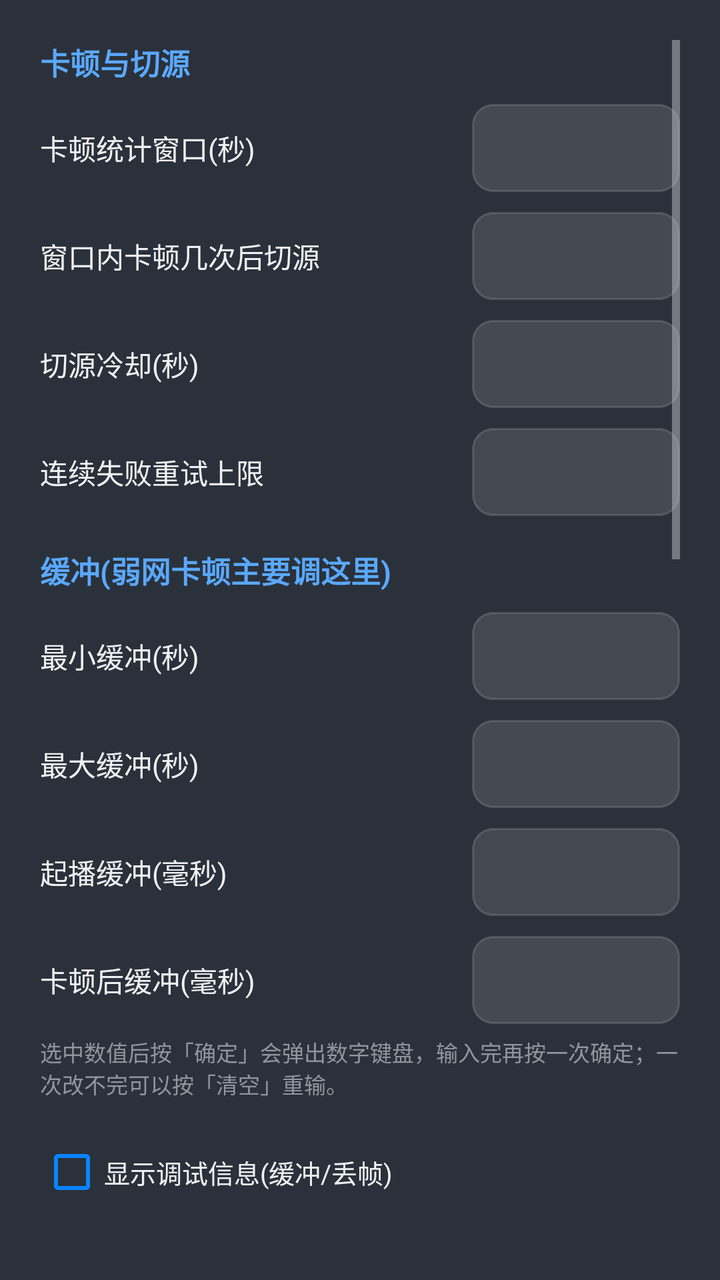
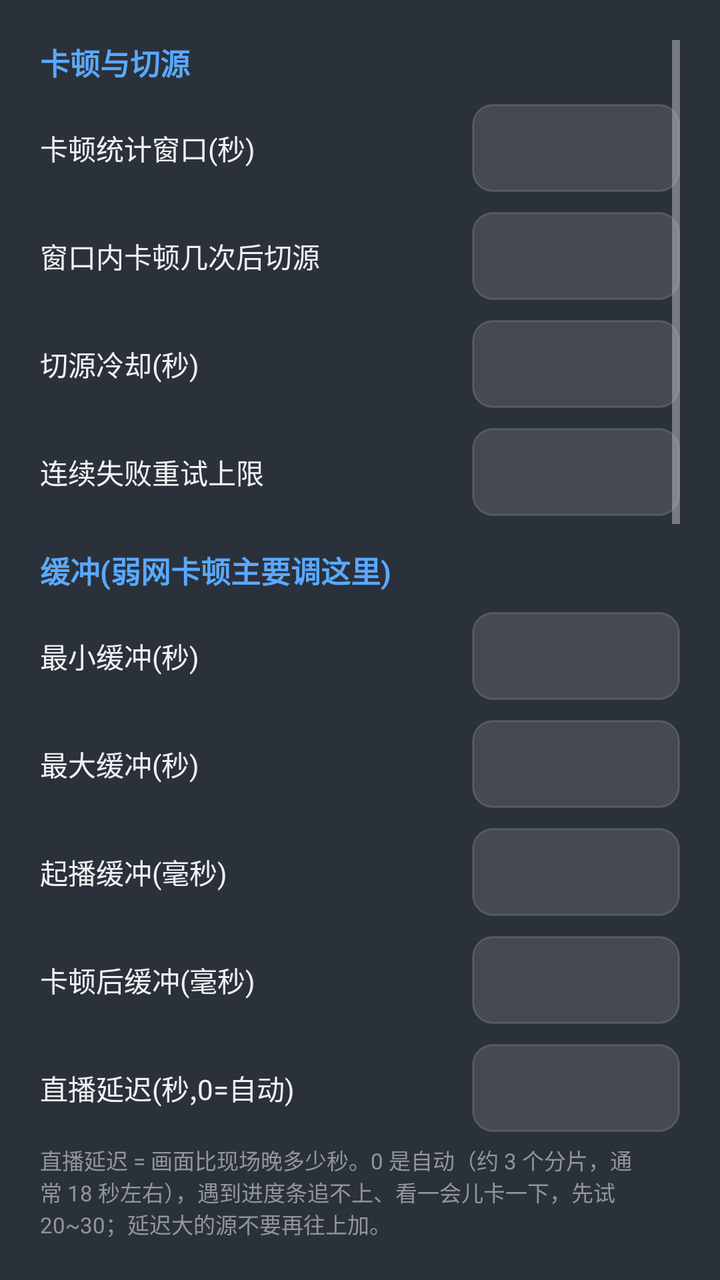

An Android layout rendered at two revisions. The XML below is the earlier revision; the diff shows what the commit changed to produce the second picture.
<!-- AndroidManifest.xml: application theme Theme.IPTVPlayer -->
<!-- res/layout/dialog_settings.xml -->
<?xml version="1.0" encoding="utf-8"?>
<ScrollView xmlns:android="http://schemas.android.com/apk/res/android"
    android:layout_width="match_parent"
    android:layout_height="wrap_content"
    android:padding="20dp">

    <LinearLayout
        android:layout_width="match_parent"
        android:layout_height="wrap_content"
        android:orientation="vertical">

        <TextView
            android:layout_width="match_parent"
            android:layout_height="wrap_content"
            android:text="卡顿与切源"
            android:textSize="15sp"
            android:textStyle="bold"
            android:textColor="@color/primary" />

        
        <LinearLayout style="@style/SettingRow">
            <TextView style="@style/SettingLabel" android:text="卡顿统计窗口(秒)" />
            <TextView android:id="@+id/vStallWindow" style="@style/SettingValue" />
        </LinearLayout>

        
        <LinearLayout style="@style/SettingRow">
            <TextView style="@style/SettingLabel" android:text="窗口内卡顿几次后切源" />
            <TextView android:id="@+id/vStallCount" style="@style/SettingValue" />
        </LinearLayout>

        
        <LinearLayout style="@style/SettingRow">
            <TextView style="@style/SettingLabel" android:text="切源冷却(秒)" />
            <TextView android:id="@+id/vCooldown" style="@style/SettingValue" />
        </LinearLayout>

        
        <LinearLayout style="@style/SettingRow">
            <TextView style="@style/SettingLabel" android:text="连续失败重试上限" />
            <TextView android:id="@+id/vMaxRetry" style="@style/SettingValue" />
        </LinearLayout>

        <TextView
            android:layout_width="match_parent"
            android:layout_height="wrap_content"
            android:layout_marginTop="16dp"
            android:text="缓冲(弱网卡顿主要调这里)"
            android:textSize="15sp"
            android:textStyle="bold"
            android:textColor="@color/primary" />

        
        <LinearLayout style="@style/SettingRow">
            <TextView style="@style/SettingLabel" android:text="最小缓冲(秒)" />
            <TextView android:id="@+id/vBufferMin" style="@style/SettingValue" />
        </LinearLayout>

        
        <LinearLayout style="@style/SettingRow">
            <TextView style="@style/SettingLabel" android:text="最大缓冲(秒)" />
            <TextView android:id="@+id/vBufferMax" style="@style/SettingValue" />
        </LinearLayout>

        
        <LinearLayout style="@style/SettingRow">
            <TextView style="@style/SettingLabel" android:text="起播缓冲(毫秒)" />
            <TextView android:id="@+id/vPlayStart" style="@style/SettingValue" />
        </LinearLayout>

        
        <LinearLayout style="@style/SettingRow">
            <TextView style="@style/SettingLabel" android:text="卡顿后缓冲(毫秒)" />
            <TextView android:id="@+id/vRebuffer" style="@style/SettingValue" />
        </LinearLayout>

        <TextView
            android:layout_width="match_parent"
            android:layout_height="wrap_content"
            android:layout_marginTop="6dp"
            android:text="选中数值后按「确定」会弹出数字键盘，输入完再按一次确定；一次改不完可以按「清空」重输。"
            android:textSize="11sp"
            android:textColor="@color/text_hint" />

        <CheckBox
            android:id="@+id/cbShowStats"
            android:layout_width="match_parent"
            android:layout_height="wrap_content"
            android:layout_marginTop="12dp"
            android:buttonTint="@color/brand_cyan"
            android:text="显示调试信息(缓冲/丢帧)"
            android:textColor="@color/text_primary"
            android:textSize="13sp" />

        <TextView
            android:layout_width="match_parent"
            android:layout_height="wrap_content"
            android:layout_marginTop="16dp"
            android:text="画面与解码"
            android:textSize="15sp"
            android:textStyle="bold"
            android:textColor="@color/primary" />

        
        <LinearLayout style="@style/SettingRow">
            <TextView style="@style/SettingLabel" android:text="画面比例" />
            <Spinner
                android:id="@+id/spZoomMode"
                android:layout_width="170dp"
                android:layout_height="wrap_content"
                android:entries="@array/zoom_mode_labels" />
        </LinearLayout>

        
        <LinearLayout style="@style/SettingRow">
            <TextView style="@style/SettingLabel" android:text="自定义缩放(50-200%)" />
            <TextView android:id="@+id/vZoomScale" style="@style/SettingValue" />
        </LinearLayout>

        
        <CheckBox
            android:id="@+id/cbAutoCrop"
            android:layout_width="match_parent"
            android:layout_height="wrap_content"
            android:layout_marginTop="10dp"
            android:buttonTint="@color/brand_cyan"
            android:text="自动去黑边（比例不符时裁切铺满）"
            android:textColor="@color/text_primary"
            android:textSize="13sp" />

        
        <LinearLayout style="@style/SettingRow">
            <TextView style="@style/SettingLabel" android:text="去黑边档位" />
            <Spinner
                android:id="@+id/spCropStrength"
                android:layout_width="170dp"
                android:layout_height="wrap_content"
                android:entries="@array/auto_crop_strength_labels" />
        </LinearLayout>

        <TextView
            android:layout_width="match_parent"
            android:layout_height="wrap_content"
            android:layout_marginTop="4dp"
            android:text="「自动」按设备屏幕形状算，主内核和软解内核用的是同一套规则：屏幕与画面比例差在 1.4 倍以内（手机横屏看 16:9 ≈1.22、电视看 4:3 ≈1.33），就裁掉一点点边缘铺满，黑边消失、画面几乎看不出被裁；差得太多（手机看 4:3 ≈1.63，要裁掉近四成高度），就保持原比例居中，宁可有黑边也不切画面。上下黑边的宽银幕片源不动。想自己定：一律裁切 / 保留原比例 / 一律拉伸。选裁切/拉伸/自定义缩放时，本项不生效。"
            android:textSize="11sp"
            android:textColor="@color/text_secondary" />

        
        <LinearLayout style="@style/SettingRow">
            <TextView style="@style/SettingLabel" android:text="解码器优先" />
            <Spinner
                android:id="@+id/spDecoder"
                android:layout_width="170dp"
                android:layout_height="wrap_content"
                android:entries="@array/decoder_labels" />
        </LinearLayout>

        
        <LinearLayout style="@style/SettingRow">
            <TextView style="@style/SettingLabel" android:text="渲染方式" />
            <Spinner
                android:id="@+id/spRender"
                android:layout_width="170dp"
                android:layout_height="wrap_content"
                android:entries="@array/render_labels" />
        </LinearLayout>

        
        <CheckBox
            android:id="@+id/cbAudio"
            android:layout_width="match_parent"
            android:layout_height="wrap_content"
            android:layout_marginTop="10dp"
            android:buttonTint="@color/brand_cyan"
            android:text="输出声音（关闭=仅视频）"
            android:textColor="@color/text_primary"
            android:textSize="13sp" />

        <CheckBox
            android:id="@+id/cbAudioCompat"
            android:layout_width="match_parent"
            android:layout_height="wrap_content"
            android:layout_marginTop="10dp"
            android:buttonTint="@color/brand_cyan"
            android:text="AC-3 / MP2 自动软解（推荐）"
            android:textColor="@color/text_primary"
            android:textSize="13sp" />

        <TextView
            android:layout_width="match_parent"
            android:layout_height="wrap_content"
            android:layout_marginTop="6dp"
            android:text="直播源里常有 AC-3 / E-AC-3 / MP2 音轨：盒子即使带解码器也常常只支持直通，表现为有画面没声音且不报错。开启后识别到这类编码会自动切到软解内核（音频 FFmpeg 解码），几秒内出声；设备本身能正常解 AC-3 的可关闭。切换开关后重新进入频道生效。"
            android:textSize="11sp"
            android:textColor="@color/text_secondary" />

        <CheckBox
            android:id="@+id/cbAutoSwitch"
            android:layout_width="match_parent"
            android:layout_height="wrap_content"
            android:layout_marginTop="12dp"
            android:buttonTint="@color/brand_cyan"
            android:text="持续卡顿自动换线路（推荐开启）"
            android:textColor="@color/text_primary"
            android:textSize="13sp" />

        <TextView
            android:layout_width="match_parent"
            android:layout_height="wrap_content"
            android:text="起播连不上（20 秒无画面）会自动换线路；已出画面后，持续缓冲 8 秒或反复卡顿也会换到下一条线路。换线带冷却与熔断，不会两条线路来回跳。关掉后只做原线路重连，不换线。"
            android:textSize="11sp"
            android:textColor="@color/text_secondary" />

        <CheckBox
            android:id="@+id/cbInsecureTls"
            android:layout_width="match_parent"
            android:layout_height="wrap_content"
            android:layout_marginTop="10dp"
            android:buttonTint="@color/brand_cyan"
            android:text="忽略证书校验（自签名直播源）"
            android:textColor="@color/text_primary"
            android:textSize="13sp" />

        <TextView
            android:layout_width="match_parent"
            android:layout_height="wrap_content"
            android:text="很多自建电视/酒店直播系统用私有证书，系统默认会拒绝连接、表现为一直黑屏。勾选后可播放这类源；代价是不再校验服务器身份，仅在放直播时使用。"
            android:textSize="11sp"
            android:textColor="@color/text_secondary" />

        <TextView
            android:layout_width="match_parent"
            android:layout_height="wrap_content"
            android:layout_marginTop="14dp"
            android:text="提示：弱网卡顿优先把「最大缓冲」调到 20–30 秒，越小越跟手、越大越抗抖。点「保存」后会立刻用新参数重新加载当前频道（画面会重连一次），不需要重启应用。"
            android:textSize="12sp"
            android:textColor="@color/text_secondary" />
    </LinearLayout>
</ScrollView>
<!-- resources referenced by this layout -->
<resources>
  <string-array name="auto_crop_strength_labels">
          <item>自动（推荐：按设备自动选）</item>
          <item>一律裁切铺满（会裁掉边缘）</item>
          <item>保留原比例（宁可留黑边）</item>
          <item>一律拉伸铺满（画面变宽）</item>
      </string-array>
  <string-array name="decoder_labels">
          <item>自动（推荐）</item>
          <item>硬解优先（省 CPU）</item>
          <item>软解优先（兼容花屏/卡死）</item>
      </string-array>
  <string-array name="render_labels">
          <item>SurfaceView（推荐，省电）</item>
          <item>TextureView（兼容模式）</item>
      </string-array>
  <string-array name="zoom_mode_labels">
          <item>适应屏幕（完整画面，可能留黑边）</item>
          <item>裁切铺满（填满屏幕，边缘被裁）</item>
          <item>拉伸铺满（填满屏幕，可能变形）</item>
          <item>自定义缩放（按百分比）</item>
      </string-array>
  <color name="brand_cyan">#FF0A84FF</color>
  <color name="primary">#FF5AA9FF</color>
  <color name="text_hint">#FF90959E</color>
  <color name="text_primary">#FFF0F1F4</color>
  <color name="text_secondary">#FFB9BDC6</color>
  <style name="SettingLabel">
          <item name="android:layout_width">0dp</item>
          <item name="android:layout_height">wrap_content</item>
          <item name="android:layout_weight">1</item>
          <item name="android:textSize">14sp</item>
          <item name="android:textColor">@color/text_primary</item>
      </style>
  <style name="SettingRow">
          <item name="android:layout_width">match_parent</item>
          <item name="android:layout_height">wrap_content</item>
          <item name="android:orientation">horizontal</item>
          <item name="android:gravity">center_vertical</item>
          <item name="android:layout_marginTop">10dp</item>
      </style>
  <style name="SettingValue">
          <item name="android:layout_width">wrap_content</item>
          <item name="android:layout_height">wrap_content</item>
          <item name="android:minWidth">104dp</item>
          <item name="android:minHeight">44dp</item>
          <item name="android:gravity">center</item>
          <item name="android:textSize">16sp</item>
          <item name="android:textStyle">bold</item>
          <item name="android:textColor">@color/primary</item>
          <item name="android:background">@drawable/bg_setting_value</item>
          <item name="android:focusable">true</item>
          <item name="android:clickable">true</item>
          <item name="android:paddingStart">12dp</item>
          <item name="android:paddingEnd">12dp</item>
          <item name="android:stateListAnimator">@animator/focus_scale</item>
      </style>
  <color name="background">#FF2B313A</color>
  <color name="accent">#FF8CC4FF</color>
  <color name="border">#24FFFFFF</color>
  <color name="surface">#FF3A4250</color>
  <!-- drawable bg_dialog_dark (drawable) -->
  <?xml version="1.0" encoding="utf-8"?>
  <shape xmlns:android="http://schemas.android.com/apk/res/android"
      android:shape="rectangle">
      <solid android:color="#FF414A59" />
      <corners android:radius="22dp" />
      <stroke
          android:width="1dp"
          android:color="#24FFFFFF" />
  </shape>
  <style name="DialogButton" parent="Widget.MaterialComponents.Button.TextButton.Dialog">
          <item name="android:textColor">@color/primary</item>
          <item name="android:textSize">15sp</item>
      </style>
  <!-- unchanged entries left out for length: 3 -->
</resources>

<!-- the commit's change to res/layout/dialog_settings.xml (unified diff, before → after) -->
@@ -74,6 +74,20 @@
             <TextView android:id="@+id/vRebuffer" style="@style/SettingValue" />
         </LinearLayout>
 
+        
+        <LinearLayout style="@style/SettingRow">
+            <TextView style="@style/SettingLabel" android:text="直播延迟(秒,0=自动)" />
+            <TextView android:id="@+id/vLiveDelay" style="@style/SettingValue" />
+        </LinearLayout>
+
+        <TextView
+            android:layout_width="match_parent"
+            android:layout_height="wrap_content"
+            android:layout_marginTop="6dp"
+            android:text="直播延迟 = 画面比现场晚多少秒。0 是自动（约 3 个分片，通常 18 秒左右），遇到进度条追不上、看一会儿卡一下，先试 20~30；延迟大的源不要再往上加。"
+            android:textSize="11sp"
+            android:textColor="@color/text_hint" />
+
         <TextView
             android:layout_width="match_parent"
             android:layout_height="wrap_content"
